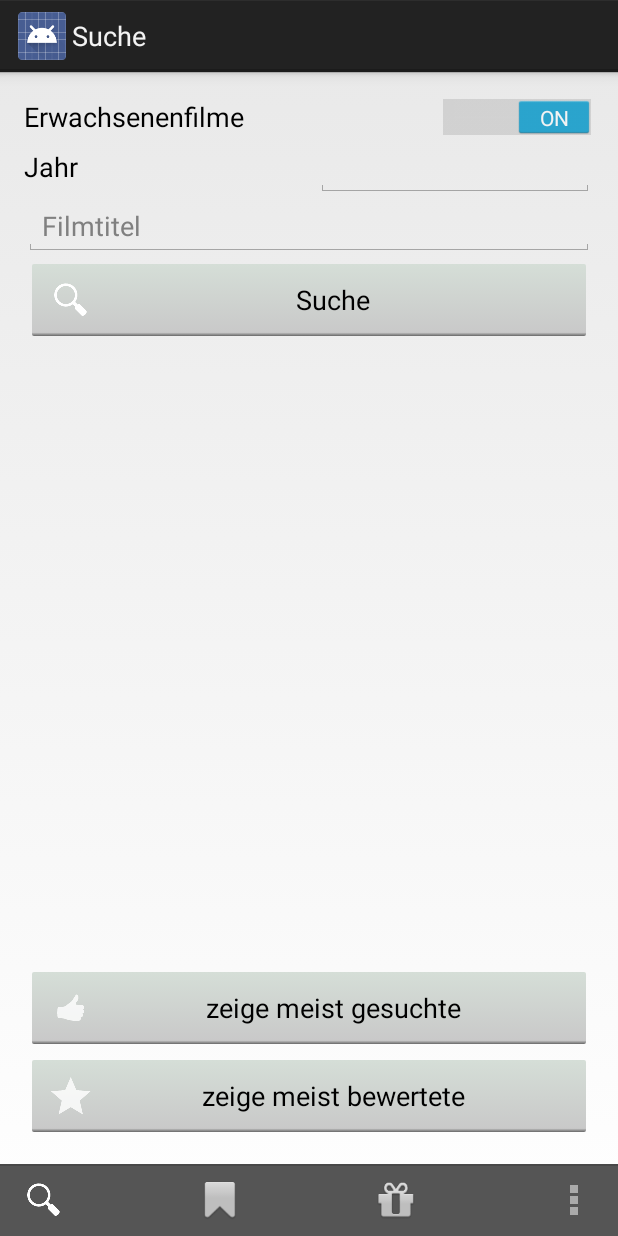
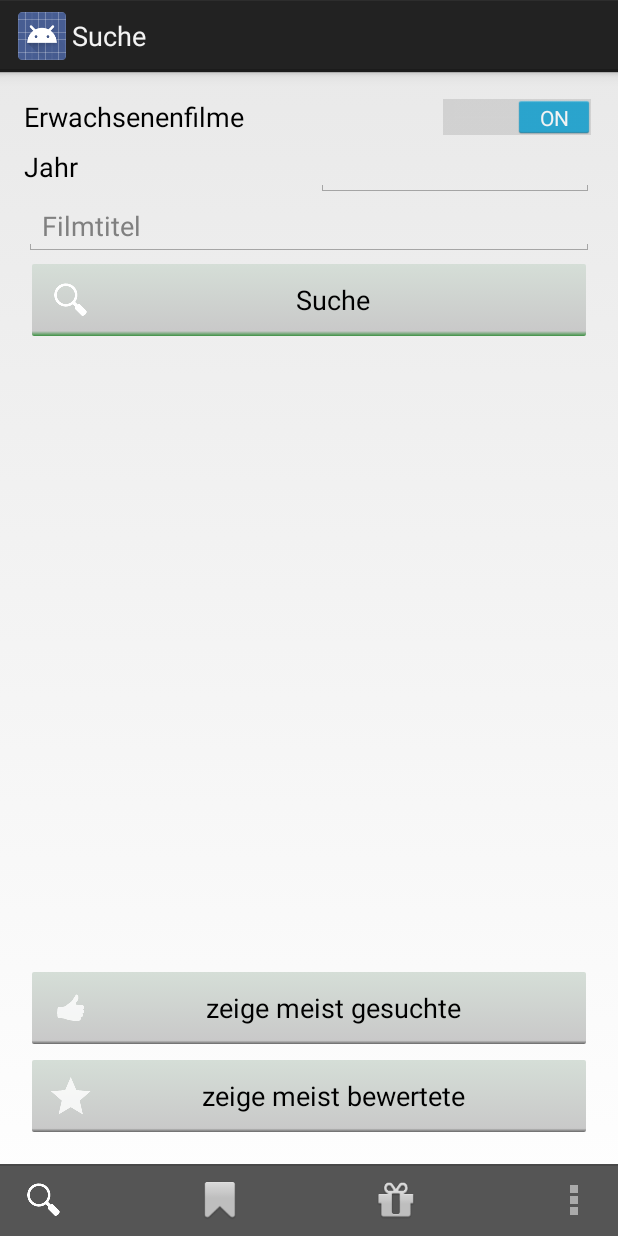
Before and after one commit to phobeus/psit3, an Android app: the SearchActivity screen opened directly, with no data from a screen before it, on a phone screen of 412 x 824 dp. Run offline under Robolectric (Android 15) with nearby library versions, the phone set to English and light mode, and no system bars.

Commit message:
button tweaks

```diff
--- a/app/src/main/res/drawable/mt_button_green_released.xml
+++ b/app/src/main/res/drawable/mt_button_green_released.xml
@@ -5,7 +5,7 @@
         />
     <gradient
         android:angle="90"
-        android:centerX="5%"
+        android:centerX="7%"
         android:centerColor="#C9C9C9"
         android:startColor="#3D9143"
         android:endColor="#D5DED7"
--- a/app/src/main/res/layout/activity_search.xml
+++ b/app/src/main/res/layout/activity_search.xml
@@ -70,7 +70,7 @@
         android:focusable="true"
         android:text="Suche"
         android:layout_margin="5dp"
-        android:background="@drawable/mt_button"/>
+        android:background="@drawable/mt_button_green"/>
 
     <Button
         android:id="@+id/search_buttonRated"
```
